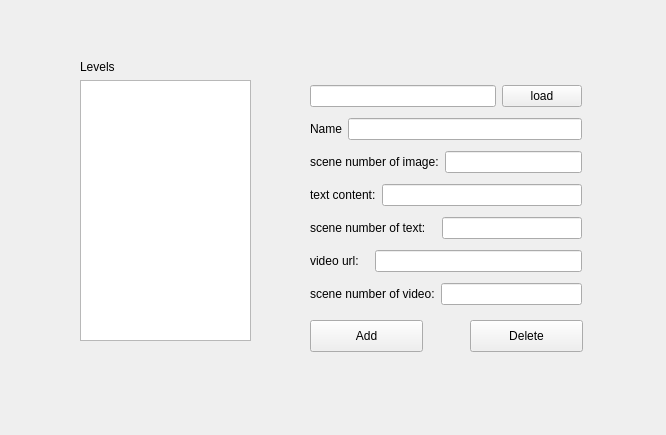
Noeyfan/smalLab, file src/teaching_tool.ui: the form before one commit.
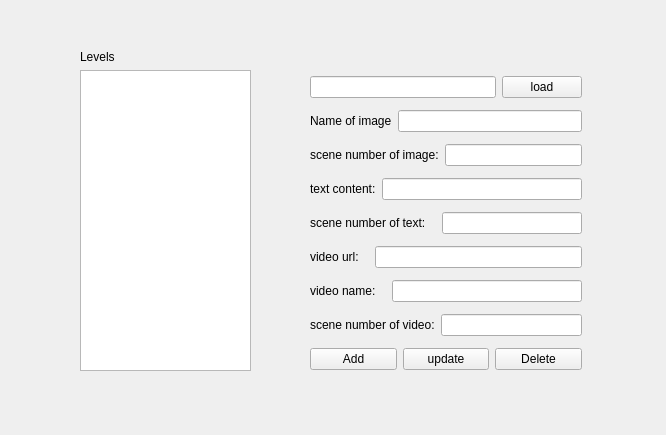
The form after the commit.

Commit message: done, TODO read XML and also cupcake war xml file change

Patch:
```diff
--- a/src/teaching_tool.ui
+++ b/src/teaching_tool.ui
@@ -17,9 +17,9 @@
    <property name="geometry">
     <rect>
      <x>310</x>
-     <y>80</y>
+     <y>70</y>
      <width>272</width>
-     <height>233</height>
+     <height>308</height>
     </rect>
    </property>
    <layout class="QVBoxLayout" name="verticalLayout_2">
@@ -42,7 +42,7 @@
       <item>
        <widget class="QLabel" name="label">
         <property name="text">
-         <string>Name</string>
+         <string>Name of image</string>
         </property>
        </widget>
       </item>
@@ -103,7 +103,21 @@
        </widget>
       </item>
       <item>
-       <widget class="QLineEdit" name="lineEdit_6"/>
+       <widget class="QLineEdit" name="video_url_input"/>
+      </item>
+     </layout>
+    </item>
+    <item>
+     <layout class="QHBoxLayout" name="horizontalLayout_8">
+      <item>
+       <widget class="QLabel" name="label_8">
+        <property name="text">
+         <string>video name:   </string>
+        </property>
+       </widget>
+      </item>
+      <item>
+       <widget class="QLineEdit" name="video_name_input"/>
       </item>
      </layout>
     </item>
@@ -117,7 +131,32 @@
        </widget>
       </item>
       <item>
-       <widget class="QLineEdit" name="lineEdit_7"/>
+       <widget class="QLineEdit" name="sov"/>
+      </item>
+     </layout>
+    </item>
+    <item>
+     <layout class="QHBoxLayout" name="horizontalLayout_9">
+      <item>
+       <widget class="QPushButton" name="pushButton_2">
+        <property name="text">
+         <string>Add</string>
+        </property>
+       </widget>
+      </item>
+      <item>
+       <widget class="QPushButton" name="pushButton">
+        <property name="text">
+         <string>update</string>
+        </property>
+       </widget>
+      </item>
+      <item>
+       <widget class="QPushButton" name="pushButton_3">
+        <property name="text">
+         <string>Delete</string>
+        </property>
+       </widget>
       </item>
      </layout>
     </item>
@@ -127,9 +166,9 @@
    <property name="geometry">
     <rect>
      <x>80</x>
-     <y>60</y>
+     <y>50</y>
      <width>171</width>
-     <height>281</height>
+     <height>321</height>
     </rect>
    </property>
    <layout class="QVBoxLayout" name="verticalLayout_3">
@@ -145,39 +184,6 @@
     </item>
    </layout>
   </widget>
-  <widget class="QPushButton" name="pushButton_2">
-   <property name="geometry">
-    <rect>
-     <x>310</x>
-     <y>320</y>
-     <width>113</width>
-     <height>32</height>
-    </rect>
-   </property>
-   <property name="text">
-    <string>Add</string>
-   </property>
-  </widget>
-  <widget class="QPushButton" name="pushButton_3">
-   <property name="geometry">
-    <rect>
-     <x>470</x>
-     <y>320</y>
-     <width>113</width>
-     <height>32</height>
-    </rect>
-   </property>
-   <property name="text">
-    <string>Delete</string>
-   </property>
-  </widget>
-  <zorder>verticalLayoutWidget</zorder>
-  <zorder>label_2</zorder>
-  <zorder>label_4</zorder>
-  <zorder>verticalLayoutWidget_2</zorder>
-  <zorder>label_7</zorder>
-  <zorder>pushButton_2</zorder>
-  <zorder>pushButton_3</zorder>
  </widget>
  <resources/>
  <connections/>
```
Left out of the diff: 8 changed lines with no effect on the pictures. The commit also changes 2 other files.
